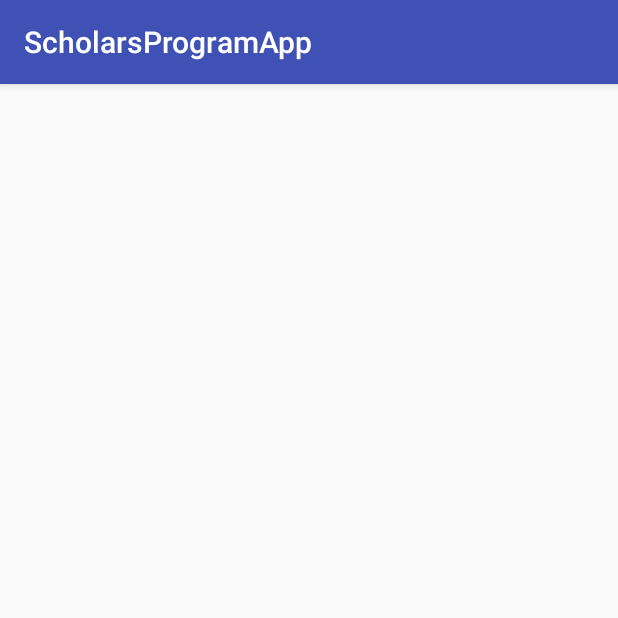
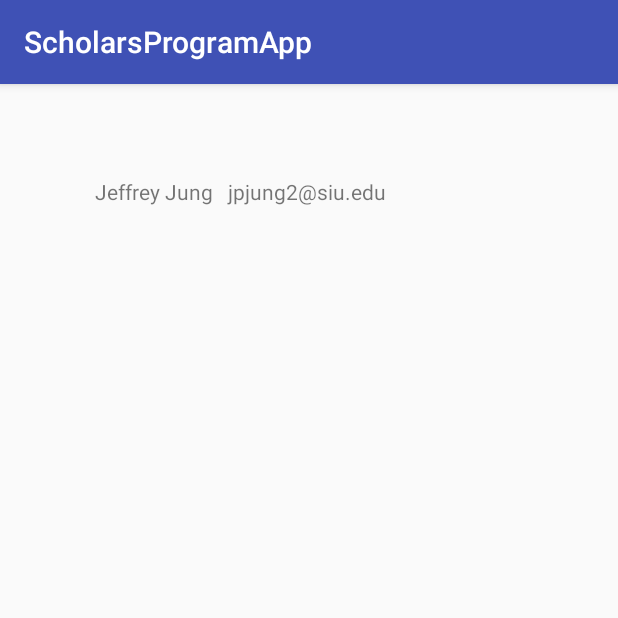
Before and after one commit to SIU-CS/Scholar_App-production, an Android app: the ContactPageActivity screen opened directly, with no data from a screen before it, on a phone screen of 412 x 824 dp, the top half of it. Run offline under Robolectric (Android 15) with nearby library versions, the phone set to English and light mode, and no system bars.

Commit message:
Add a text view

```diff
--- a/ScholarsProgramApp/app/src/main/res/layout/activity_contact_page.xml
+++ b/ScholarsProgramApp/app/src/main/res/layout/activity_contact_page.xml
@@ -10,4 +10,13 @@
     android:paddingTop="@dimen/activity_vertical_margin"
     tools:context="siucs.scholarsprogramapp.ContactPageActivity">
 
+    <TextView
+        android:text="Jeffrey Jung   jpjung2@siu.edu"
+        android:layout_width="wrap_content"
+        android:layout_height="wrap_content"
+        android:layout_alignParentTop="true"
+        android:layout_alignParentLeft="true"
+        android:layout_marginLeft="47dp"
+        android:layout_marginTop="46dp"
+        android:id="@+id/textView2" />
 </RelativeLayout>
```
Also changed, not shown: 1 other file.
